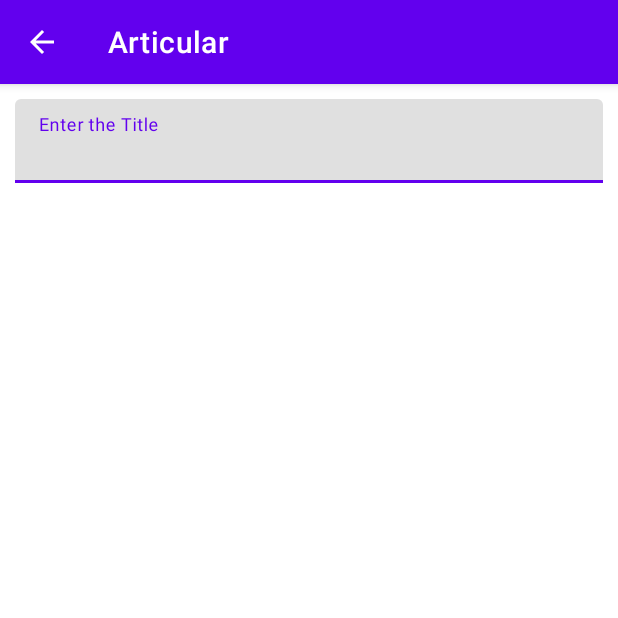
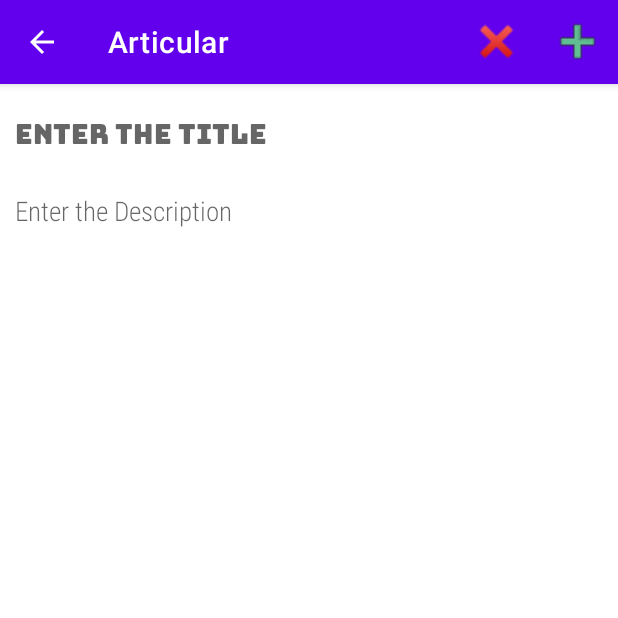
Before and after one commit to ahmadbintariq4u/articula, an Android app: the AddArticle screen opened directly, with no data from a screen before it, on a phone screen of 412 x 824 dp, the top half of it. Run offline under Robolectric (Android 15) with nearby library versions, the light colour scheme and no system bars.

Commit message:
Enhancement in Design

```diff
--- a/app/src/main/java/com/comsats/articular/AddArticle.java
+++ b/app/src/main/java/com/comsats/articular/AddArticle.java
@@ -1,14 +1,45 @@
 package com.comsats.articular;
 
+import androidx.annotation.NonNull;
 import androidx.appcompat.app.AppCompatActivity;
 
 import android.os.Bundle;
+import android.view.Menu;
+import android.view.MenuItem;
+import android.widget.Toast;
+
+import com.comsats.articular.databinding.ActivityAddArticleBinding;
 
 public class AddArticle extends AppCompatActivity {
 
+    private ActivityAddArticleBinding binding;
     @Override
     protected void onCreate(Bundle savedInstanceState) {
         super.onCreate(savedInstanceState);
-        setContentView(R.layout.activity_add_article);
+        binding = ActivityAddArticleBinding.inflate(getLayoutInflater());
+        setContentView(binding.getRoot());
+    }
+
+
+    @Override
+    public boolean onCreateOptionsMenu(Menu menu) {
+        getMenuInflater().inflate(R.menu.new_article_menu, menu);
+        return true;
+    }
+
+
+    @Override
+    public boolean onOptionsItemSelected(@NonNull MenuItem item) {
+        Toast.makeText(this, "You click on " + item.getTitle(), Toast.LENGTH_SHORT).show();
+
+        if (item.getTitle().equals("add")) {
+            String title=binding.articleTitle.getText().toString();
+            String description=binding.articleDescription.getText().toString();
+
+            // Further add it into the Database.
+        }
+
+
+        return true;
     }
 }
--- /dev/null
+++ b/app/src/main/java/com/comsats/articular/DatabaseHelper.java
@@ -0,0 +1,14 @@
+package com.comsats.articular;
+
+public class DatabaseHelper {
+
+    public DatabaseHelper() {
+
+    }
+
+
+
+
+
+
+}
--- a/app/src/main/res/layout/activity_add_article.xml
+++ b/app/src/main/res/layout/activity_add_article.xml
@@ -4,24 +4,42 @@
     xmlns:tools="http://schemas.android.com/tools"
     android:layout_width="match_parent"
     android:layout_height="match_parent"
+    android:orientation="vertical"
     tools:context=".AddArticle">
 
-
-    <com.google.android.material.textfield.TextInputLayout
-        android:id="@+id/textField"
+    <EditText
+        android:id="@+id/article_title"
         android:layout_width="match_parent"
         android:layout_height="wrap_content"
+        android:layout_margin="10dp"
+        android:layout_marginStart="10dp"
+        android:layout_marginLeft="10dp"
+        android:layout_marginTop="10dp"
+        android:layout_marginEnd="10dp"
+        android:layout_marginRight="10dp"
+        android:layout_marginBottom="5dp"
+        android:background="#FFFFFF"
+        android:ems="10"
+        android:fontFamily="@font/bungee"
+        android:hapticFeedbackEnabled="false"
+        android:hint="Enter the Title"
+        android:inputType="textMultiLine"
+        android:maxLines="2" />
 
-        android:layout_margin="10dp"
-        android:hint="Enter the Title">
-
-        <com.google.android.material.textfield.TextInputEditText
-            android:layout_width="match_parent"
-            android:layout_height="wrap_content" />
-
-    </com.google.android.material.textfield.TextInputLayout>
-
-
-
-
+    <EditText
+        android:id="@+id/article_description"
+        android:layout_width="match_parent"
+        android:layout_height="match_parent"
+        android:layout_marginStart="10dp"
+        android:layout_marginLeft="10dp"
+        android:layout_marginTop="5dp"
+        android:layout_marginEnd="10dp"
+        android:layout_marginRight="10dp"
+        android:layout_marginBottom="5dp"
+        android:background="#FFFFFF"
+        android:ems="10"
+        android:fontFamily="sans-serif-condensed-light"
+        android:gravity="start|right"
+        android:hint="Enter the Description"
+        android:inputType="textMultiLine|text" />
 </LinearLayout>
--- /dev/null
+++ b/app/src/main/res/menu/new_article_menu.xml
@@ -0,0 +1,15 @@
+<?xml version="1.0" encoding="utf-8"?>
+<menu xmlns:app="http://schemas.android.com/apk/res-auto"
+    xmlns:android="http://schemas.android.com/apk/res/android">
+
+    <item
+        android:id="@+id/new_article_cancel"
+        android:icon="@drawable/cancel"
+        android:title="cancel"
+        app:showAsAction="always" />
+    <item
+        android:id="@+id/new_article_add_note"
+        android:icon="@drawable/add"
+        android:title="add"
+        app:showAsAction="always" />
+</menu>
```
Also changed, not shown: app/src/main/res/drawable/add.png (added), app/src/main/res/drawable/cancel.png (added).
